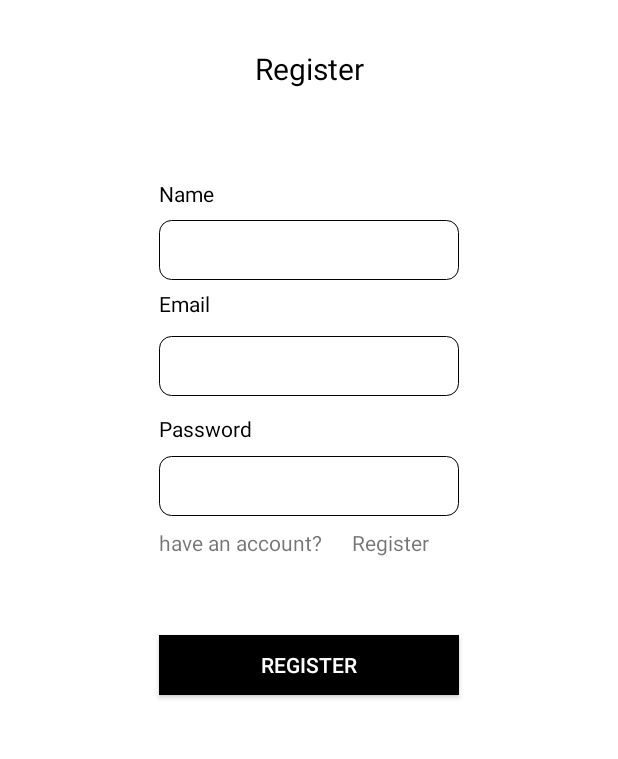
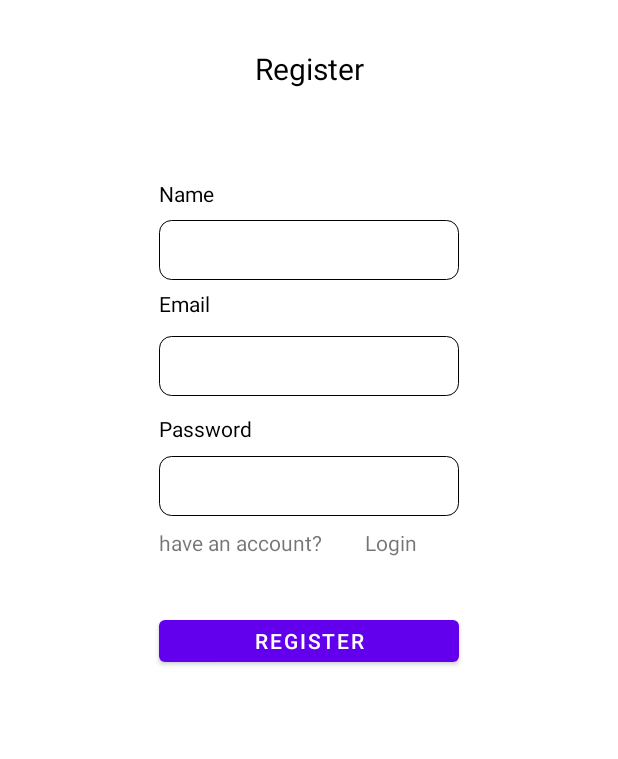
Before and after one commit to NaufalRafif25/STravelR2N, an Android app: the fragment RegisterFragment shown on its own in the app's theme, on a phone screen of 412 x 824 dp, the part 101-860 px from its top. Run offline under Robolectric (Android 15) with nearby library versions, the phone set to English and light mode, and no system bars.

Commit message:
sanity check login & register fix done

```diff
--- a/app/src/main/java/org/d3if4062/stravel/ui/LoginFragment.kt
+++ b/app/src/main/java/org/d3if4062/stravel/ui/LoginFragment.kt
@@ -15,7 +15,7 @@ class LoginFragment : Fragment() {
     private lateinit var binding: FragmentLoginBinding
 
     override fun onCreateView(inflater: LayoutInflater, container: ViewGroup?, savedInstanceState: Bundle?): View? {
-        Log.d("LoginFragment", "bagian error")
+        Log.d("LoginFragment", "bagian login fragment error")
         binding = FragmentLoginBinding.inflate(layoutInflater, container, false)
         binding.buttonLogin.setOnClickListener { login() }
         return binding.root
--- a/app/src/main/res/layout/fragment_login.xml
+++ b/app/src/main/res/layout/fragment_login.xml
@@ -98,7 +98,7 @@
         android:id="@+id/buttonLogin"
         android:layout_width="200dp"
         android:layout_height="40dp"
-        android:layout_marginTop="64dp"
+        android:layout_marginTop="48dp"
         android:background="@color/black"
         android:text="Login"
         android:textColor="@color/white"
--- a/app/src/main/res/layout/fragment_register.xml
+++ b/app/src/main/res/layout/fragment_register.xml
@@ -109,21 +109,20 @@
         android:layout_width="wrap_content"
         android:layout_height="wrap_content"
         android:layout_marginTop="8dp"
-        android:text="Register"
+        android:text="Login"
         android:textSize="14sp"
         app:layout_constraintStart_toEndOf="@+id/noteTextRegister"
         app:layout_constraintEnd_toEndOf="@id/editTextPassword"
         app:layout_constraintTop_toBottomOf="@+id/editTextPassword" />
 
-    <androidx.appcompat.widget.AppCompatButton
-        android:id="@+id/btn_register"
+    <Button
+        android:id="@+id/buttonRegister"
         android:layout_width="200dp"
         android:layout_height="40dp"
-        android:layout_marginTop="52dp"
-        android:background="@color/black"
+        android:layout_marginTop="36dp"
         android:text="Register"
-        android:textColor="@color/white"
+        app:layout_constraintStart_toStartOf="parent"
         app:layout_constraintEnd_toEndOf="parent"
-        app:layout_constraintStart_toStartOf="parent"
-        app:layout_constraintTop_toBottomOf="@+id/noteTextRegister" />
+        app:layout_constraintTop_toBottomOf="@+id/noteTextRegister"/>
+
 </androidx.constraintlayout.widget.ConstraintLayout>
--- a/app/src/main/res/values/strings.xml
+++ b/app/src/main/res/values/strings.xml
@@ -6,4 +6,5 @@
     <string name="stravel">STravel</string>
     <string name="email_invalid">Email tidak boleh kosong.</string>
     <string name="password_invalid">Password tidak boleh kosong.</string>
+    <string name="name_invalid">Nama tidak boleh kosong.</string>
 </resources>
```
Also changed, not shown: app/src/main/java/org/d3if4062/stravel/ui/RegisterFragment.kt (+26 -0 lines).
